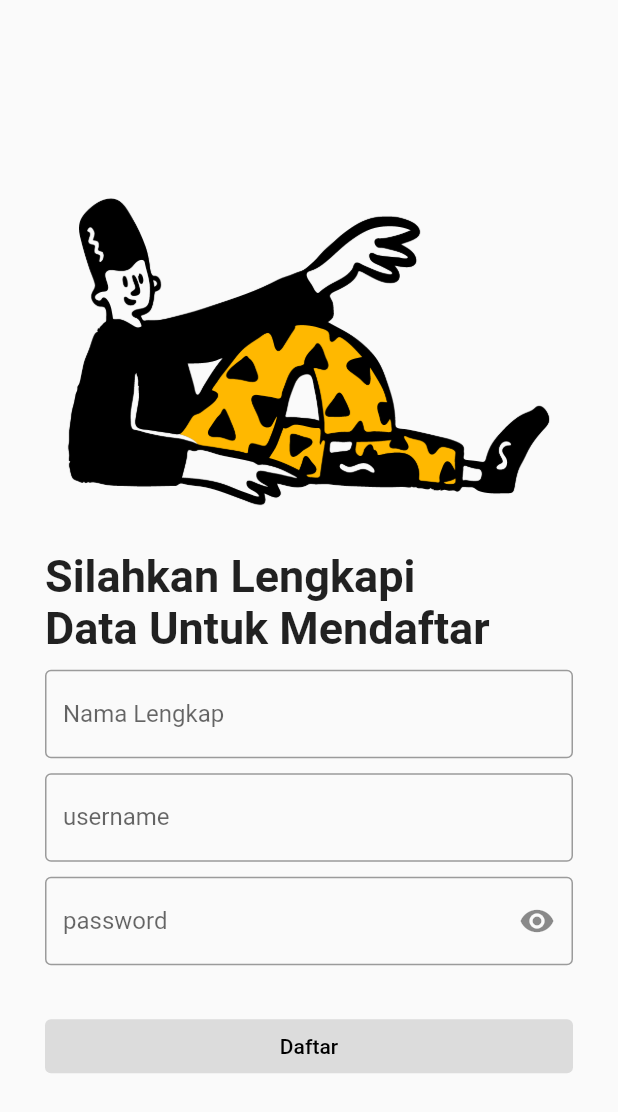
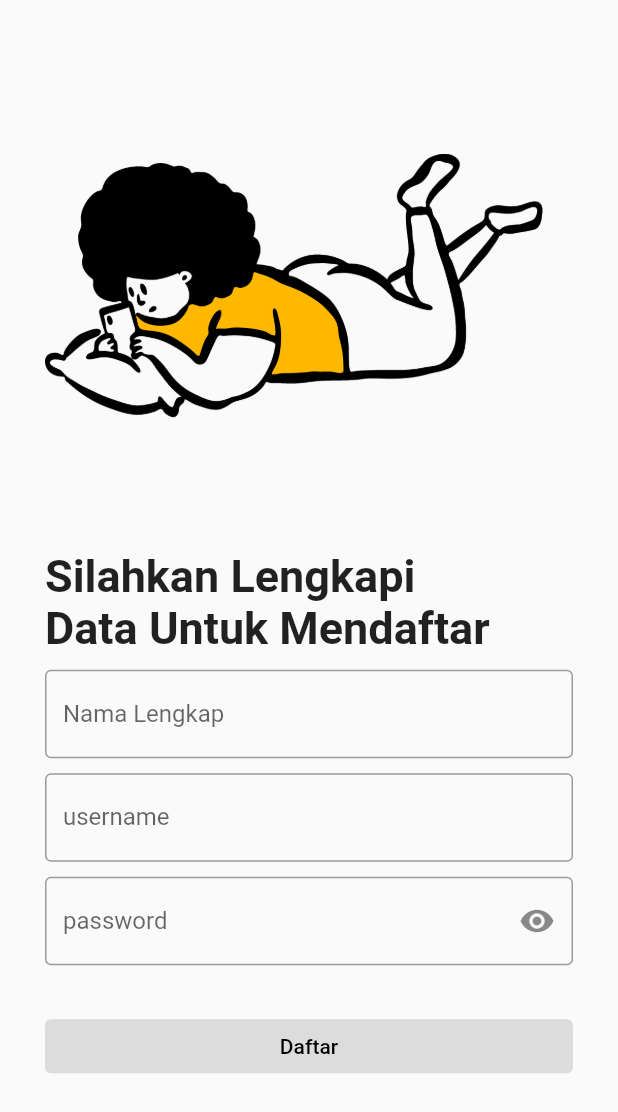
Before and after one commit to alianhakim9/Password-Manager-App-Flutter, a Flutter app: the Register screen opened directly, on a phone screen of 412 x 824 dp. Shown: the top 1112 px of the screen. Run offline on Flutter 3.47's test engine with Material 2 defaults, Android fonts, the phone set to English and light mode, and no system bars; accounts and stored records are empty.

```diff
--- a/lib/view/auth_pages/auth_register.dart
+++ b/lib/view/auth_pages/auth_register.dart
@@ -95,7 +95,7 @@ class _RegisterState extends State<Register> {
                   mainAxisAlignment: MainAxisAlignment.start,
                   crossAxisAlignment: CrossAxisAlignment.stretch,
                   children: [
-                    Image.asset('assets/illustrations/login.png'),
+                    Image.asset('assets/illustrations/register.png'),
                     const Text(
                       'Silahkan Lengkapi\nData Untuk Mendaftar',
                       style: TextStyle(
```
Also changed, not shown: assets/illustrations/register.png (added).
